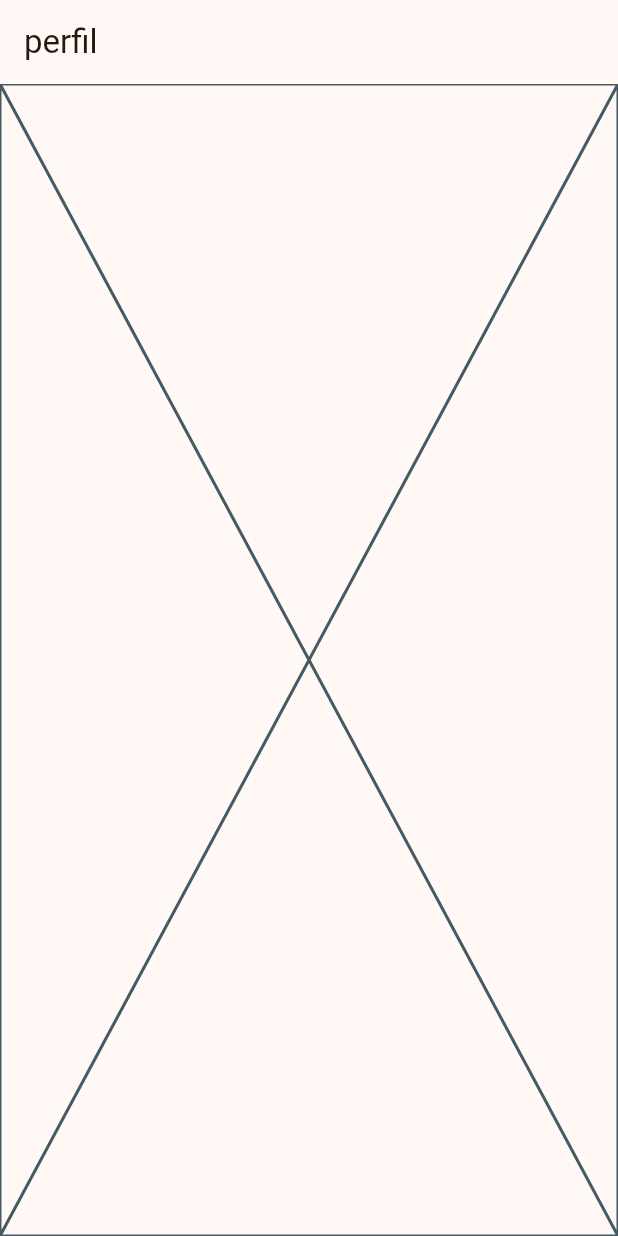
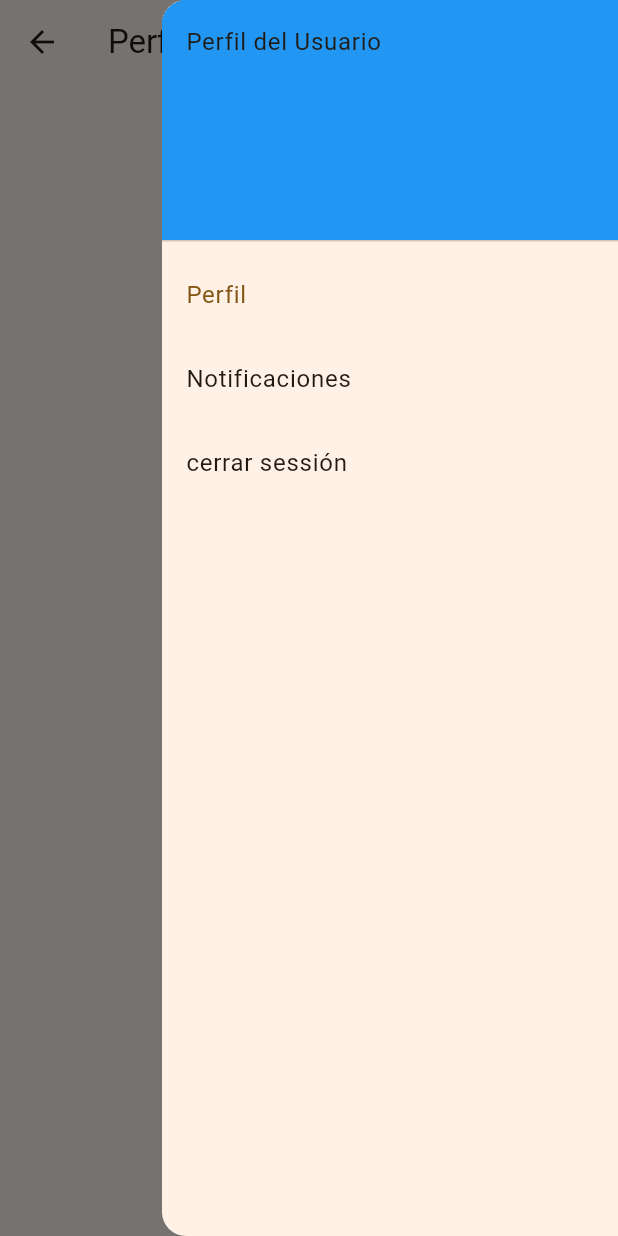
Before and after one commit to john-monsalve94/pruebasApisempabee, a Flutter app: the perfilScreen screen opened by its route, with the side drawer open (before the commit the screen has no drawer), on a phone screen of 412 x 824 dp. Run offline on Flutter 3.47's test engine with Material 3 defaults, Android fonts, the light colour scheme and no system bars; our stand-ins replace dio, go_router, shared_preferences; accounts and stored records are empty; network calls fail.

Commit message:
se hizo el perfil+drawer

```diff
--- a/lib/config/router/app_router.dart
+++ b/lib/config/router/app_router.dart
@@ -17,11 +17,17 @@ final appRouter = GoRouter(
       builder: (context, state) =>  LoginScreen(),
       ),
 
-
-
         GoRoute(
       path: '/colmenas',
       builder: (context, state) =>  ColmenasScreen(),
+      routes: [
+        GoRoute(
+      path: 'perfil',
+      builder: (context, state) => const perfilScreen(),
+
+    ),
+
+      ]
 
     ),
         GoRoute(
@@ -29,11 +35,7 @@ final appRouter = GoRouter(
       builder: (context, state) => const GraficasScreen(),
 
     ),
-            GoRoute(
-      path: '/perfil',
-      builder: (context, state) => const perfilScreen(),
 
-    ),
 
   ],
 );
--- a/lib/vistas/screens/perfil/perfil.dart
+++ b/lib/vistas/screens/perfil/perfil.dart
@@ -1,3 +1,4 @@
+import 'package:empabee/widgets/cajonEmpa.dart';
 import 'package:flutter/material.dart';
 
 class perfilScreen extends StatelessWidget {
@@ -6,9 +7,9 @@ class perfilScreen extends StatelessWidget {
   @override
   Widget build(BuildContext context) {
     return Scaffold(
-      appBar: AppBar(
-        title: Text('perfil'),
-      ),
+      // appBar: AppBar(
+      //   title: Text('perfil'),
+      // ),
       body: _CardsView(),
     );
   }
@@ -19,6 +20,6 @@ class _CardsView extends StatelessWidget {
 
   @override
   Widget build(BuildContext context) {
-    return Placeholder();
+    return DrawerPage(title: 'Perfil john');
   }
 }
--- a/lib/widgets/appBarEmpabee.dart
+++ b/lib/widgets/appBarEmpabee.dart
@@ -1,5 +1,6 @@
 // ignore_for_file: prefer_const_literals_to_create_immutables
 
+import 'package:empabee/vistas/screens/perfil/perfil.dart';
 import 'package:flutter/material.dart';
 import 'package:go_router/go_router.dart';
 
@@ -17,9 +18,7 @@ class AppBarEmpabee extends StatelessWidget implements PreferredSizeWidget {
         Padding(
           padding: const EdgeInsets.only(right: 16),
           child: IconButton(
-            onPressed: () {
-              GoRouter.of(context).go('/perfil');
-            },
+            onPressed: () => context.go('/colmenas/perfil'),
             icon: Icon(
               Icons.account_circle,
               size: 40,
--- /dev/null
+++ b/lib/widgets/cajonEmpa.dart
@@ -0,0 +1,99 @@
+
+import 'package:flutter/material.dart';
+
+
+//...........................................
+
+class DrawerPage extends StatefulWidget {
+  const DrawerPage({super.key, required this.title});
+
+  final String title;
+
+  @override
+  State<DrawerPage> createState() => _DrawerPageState();
+}
+
+class _DrawerPageState extends State<DrawerPage> {
+  int _selectedIndex = 0;
+  static const TextStyle optionStyle =
+      TextStyle(fontSize: 30, fontWeight: FontWeight.bold);
+  static const List<Widget> _widgetOptions = <Widget>[
+    Text(
+      'Index 0: Home',
+      style: optionStyle,
+    ),
+    Text(
+      'Index 1: Business',
+      style: optionStyle,
+    ),
+    Text(
+      'Index 2: School',
+      style: optionStyle,
+    ),
+  ];
+
+  void _onItemTapped(int index) {
+    setState(() {
+      _selectedIndex = index;
+    });
+  }
+
+  @override
+  Widget build(BuildContext context) {
+    return Scaffold( endDrawer:Drawer(
+
+
+        // Add a ListView to the drawer. This ensures the user can scroll
+        // through the options in the drawer if there isn't enough vertical
+        // space to fit everything.
+        child: ListView(
+          // Important: Remove any padding from the ListView.
+          padding: EdgeInsets.zero,
+          children: [
+            const DrawerHeader(
+              decoration: BoxDecoration(
+                color: Colors.blue,
+              ),
+              child: Text('Perfil del Usuario'),
+            ),
+            ListTile(
+              title: const Text('Perfil'),
+              selected: _selectedIndex == 0,
+              onTap: () {
+                // Update the state of the app
+                _onItemTapped(0);
+                // Then close the drawer
+                Navigator.pop(context);
+              },
+            ),
+            ListTile(
+              title: const Text('Notificaciones'),
+              selected: _selectedIndex == 1,
+              onTap: () {
+                // Update the state of the app
+                _onItemTapped(1);
+                // Then close the drawer
+                Navigator.pop(context);
+              },
+            ),
+            ListTile(
+              title: const Text('cerrar sessión'),
+              selected: _selectedIndex == 2,
+              onTap: () {
+                // Update the state of the app
+                _onItemTapped(2);
+                // Then close the drawer
+                Navigator.pop(context);
+              },
+            ),
+          ],
+        ),
+      ),
+      appBar: AppBar(title: Text(widget.title)),
+      body: Center(
+        child: _widgetOptions[_selectedIndex],
+      ),
+
+    );
+  }
+}
```
Also changed, not shown: 1 other file.
